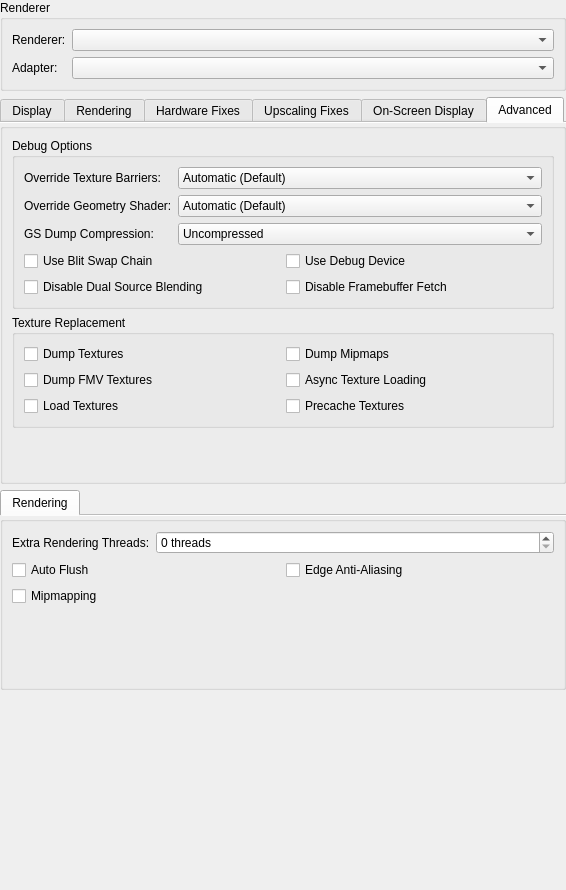
The window that pcsx2-qt/Settings/GraphicsSettingsWidget.ui (PCSX2/pcsx2) describes before a commit, drawn with Qt 5.
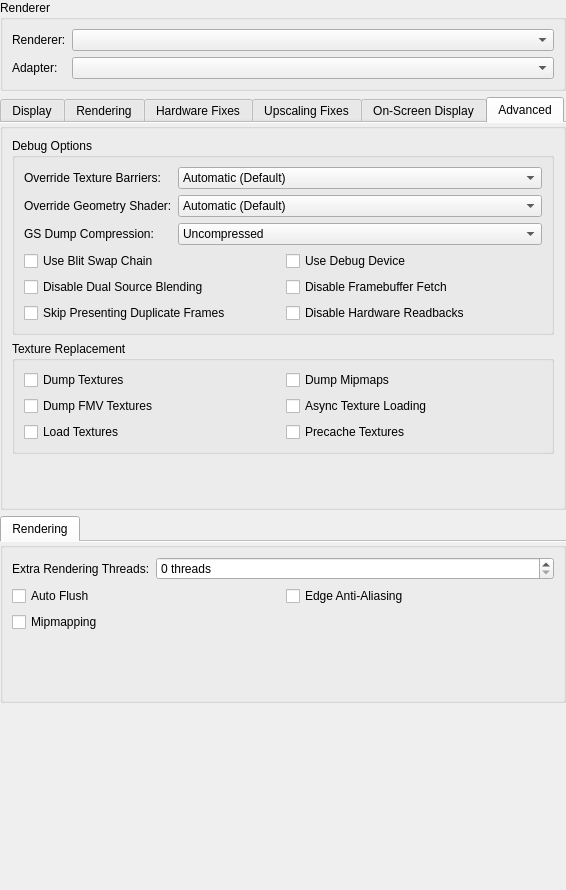
The same window after the commit. The open tabs and pages were chosen to show the change.

Commit message: GS: Add Skip Presenting Duplicate Frames option

Patch:
```diff
--- a/pcsx2-qt/Settings/GraphicsSettingsWidget.ui
+++ b/pcsx2-qt/Settings/GraphicsSettingsWidget.ui
@@ -1186,6 +1186,20 @@
               </property>
              </widget>
             </item>
+            <item row="2" column="0">
+             <widget class="QCheckBox" name="skipPresentingDuplicateFrames">
+              <property name="text">
+               <string>Skip Presenting Duplicate Frames</string>
+              </property>
+             </widget>
+            </item>
+            <item row="2" column="1">
+             <widget class="QCheckBox" name="disableHardwareReadbacks">
+              <property name="text">
+               <string>Disable Hardware Readbacks</string>
+              </property>
+             </widget>
+            </item>
            </layout>
           </item>
           <item row="2" column="0">
```
The commit also changes 7 other files.
